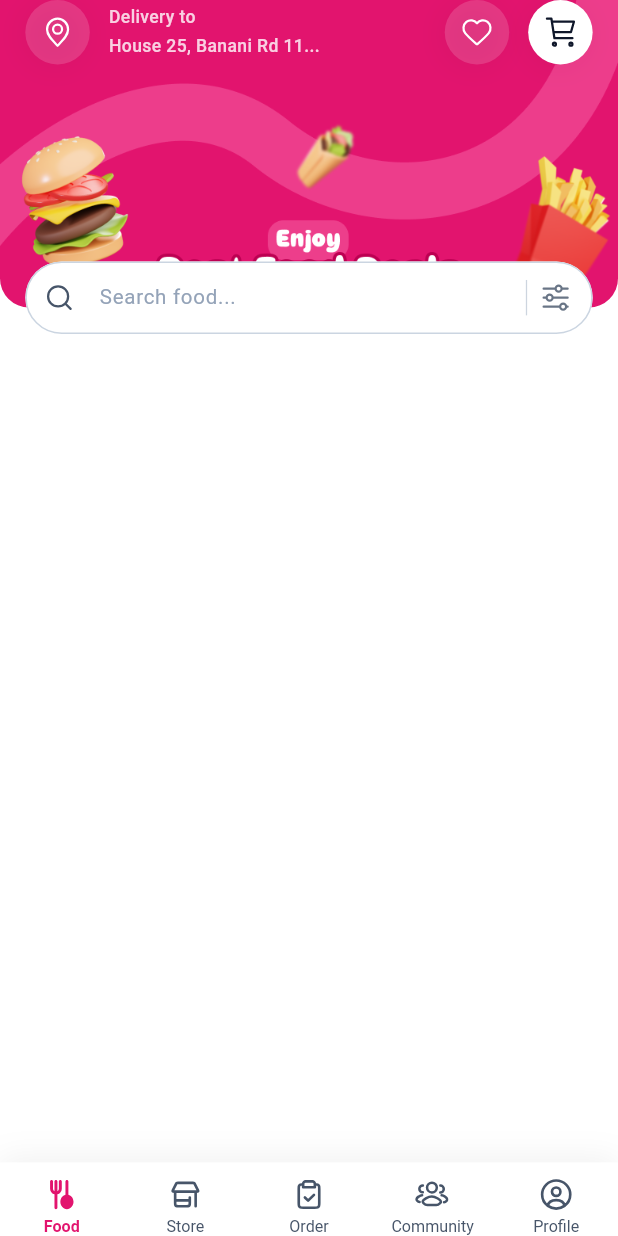
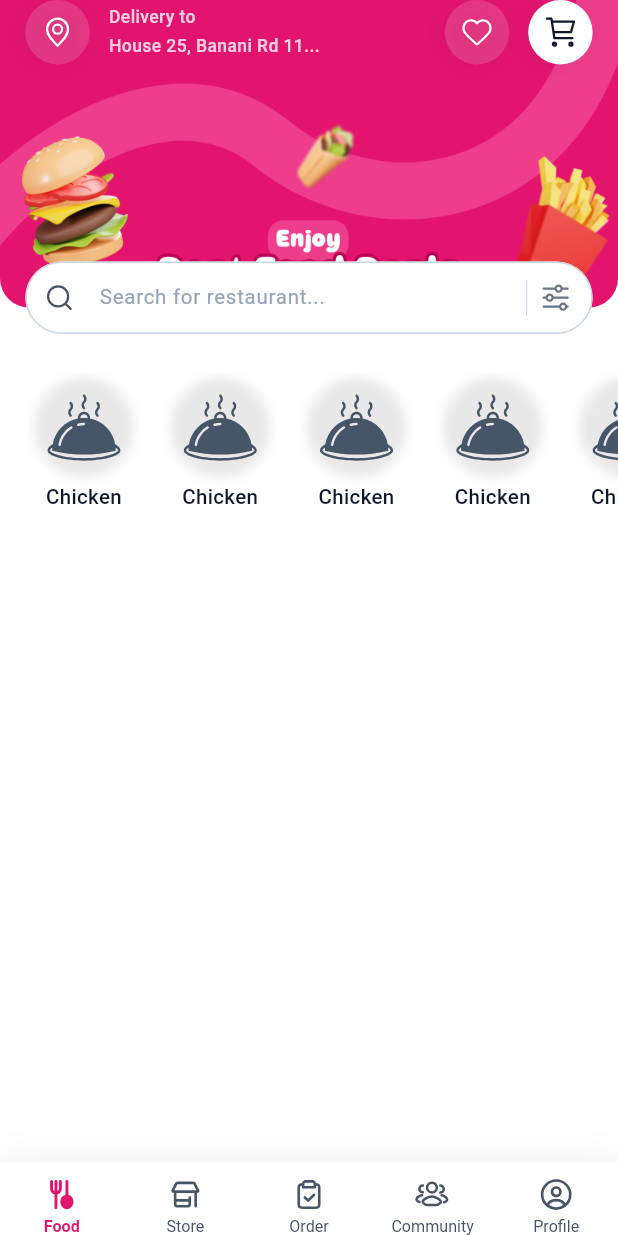
Before and after one commit to ctiintlbd-sys/cheering, a Flutter app: the FoodScreen screen opened by its route, on a phone screen of 412 x 824 dp. Run offline on Flutter 3.47's test engine with Material 3 defaults, Android fonts, the phone set to English and light mode, and no system bars; our stand-ins replace bloc_concurrency, cached_network_image, dio, equatable, file_picker, flutter_bloc and 16 more; missing offline and left inert: dio_cache_interceptor; accounts and stored records are empty; Roboto replaces fonts that are missing (SF-Pro).

Commit message:
Refactor food screen layout to enhance UI and improve search functionality

```diff
--- a/lib/core/widgets/custom_network_image.dart
+++ b/lib/core/widgets/custom_network_image.dart
@@ -199,7 +199,7 @@ class CustomNetworkImage extends StatelessWidget {
       alignment: Alignment.center,
       height: height,
       width: width,
-      decoration: _decoration(),
+      //decoration: _decoration(),
       child: fallbackAsset ??
       Icon(
         Icons.person,
--- a/lib/features/food/presentation/screens/food_screen.dart
+++ b/lib/features/food/presentation/screens/food_screen.dart
@@ -30,14 +30,69 @@ class FoodScreen extends StatelessWidget {
               borderRadius: 99.r,
               fillColor: context.colors.background,
               borderColor: context.colors.borderSecondary,
-              hintText: 'Search food...',
+              hintText: 'Search for restaurant...',
             ),
           ),
         ),
       ),
       bodyList: [
-        Container(
-            height: 1000.h),
+        SizedBox(height: 20.h),
+
+        SizedBox(
+          height: 98.h,
+          child: ListView.separated(
+            padding: EdgeInsets.symmetric(horizontal: 16.w),
+            scrollDirection: Axis.horizontal,
+            itemCount: 20,
+            separatorBuilder: (context, index) => SizedBox(width: 12.w),
+            itemBuilder: (context, index) {
+              return CustomContainer(
+                verticalMargin: 4.h,
+                width: 74.w,
+                height: 90.h,
+                child: Column(
+                  mainAxisAlignment: MainAxisAlignment.start,
+                  children: [
+                    CustomContainer(
+                      width: 68.r,
+                      height: 68.r,
+                      radiusAll: 48.r,
+                      alignment: Alignment.center,
+                      boxShadow: [
+                        BoxShadow(
+                          offset: const Offset(0, 0),
+                          blurRadius: 6,
+                          color: context.colors.black.withValues(alpha: 0.09),
+                        ),
+                      ],
+                      child: CustomNetworkImage(
+                        width: 50.r,
+                        height: 50.r,
+                        boxShape: BoxShape.circle,
+                        imageUrl: '',
+                        fallbackAsset: Assets.icons.menu.svg(),
+                      ),
+                    ),
+
+                    SizedBox(height: 4.h),
+
+                    SizedBox(
+                      width: 74.w,
+                      height: 16.h,
+                      child: CustomText(
+                        text: 'Chicken',
+                        fontWeight: FontWeight.w500,
+                        maxLines: 1,
+                        textOverflow: TextOverflow.ellipsis,
+                        textAlign: TextAlign.center,
+                      ),
+                    ),
+                  ],
+                ),
+              );
+            },
+          ),
+        ),
       ],
     );
   }
```
